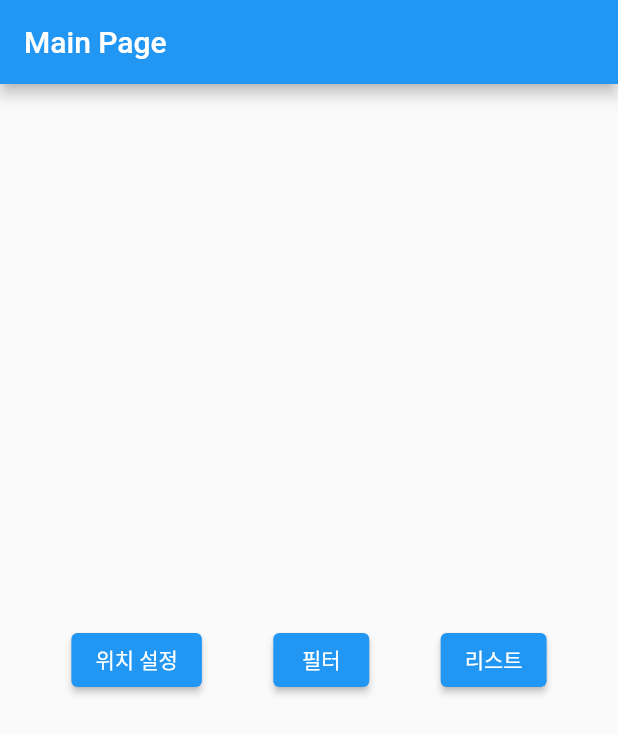
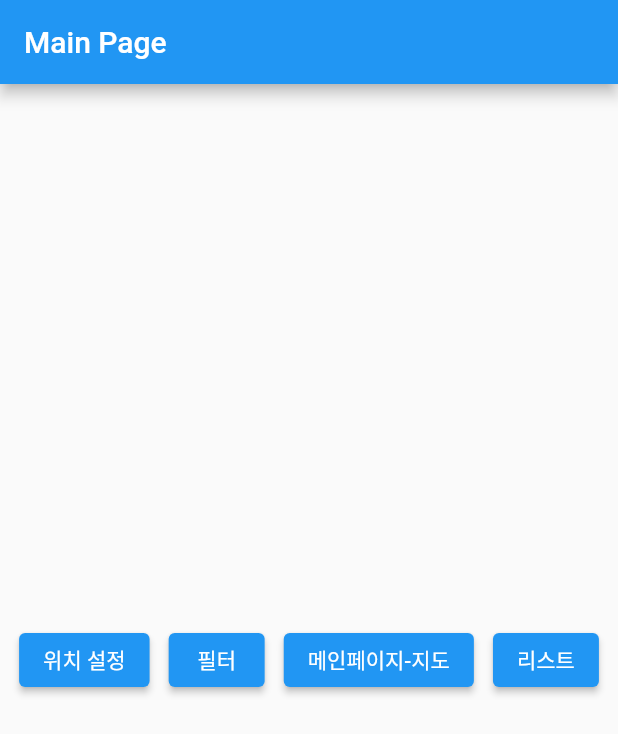
Before and after one commit to TodayMeet/Front, a Flutter app: the screen it shows after launch, on a phone screen of 412 x 824 dp. Shown: the top 734 px of the screen. Run offline on Flutter 3.47's test engine with Material 2 defaults, Android fonts, the phone set to English and light mode, and no system bars; our stand-ins replace calendar_date_picker2, geolocator, webview_flutter; missing offline and left inert: kakaomap_webview.

Commit message:
김혁 5/13까지 수정본 2

```diff
--- a/lib/main.dart
+++ b/lib/main.dart
@@ -1,6 +1,7 @@
 import 'package:flutter/material.dart';
 import 'setlocation.dart';
 import 'setFilter.dart';
+import 'mainPageMap.dart';
 import 'mainListBoard.dart';
 
 void main() {
@@ -14,7 +15,13 @@ class MyApp extends StatelessWidget {
   @override
   Widget build(BuildContext context) {
     return MaterialApp(
-      home:MainPage(),
+      builder: (context, child) {
+        return MediaQuery(      // 폰트 사이즈 일정하게 하기
+          data: MediaQuery.of(context).copyWith(textScaleFactor: 1),
+          child: child!,
+        );
+      },
+      home: MainPage(),
     );
   }
 }
@@ -39,7 +46,7 @@ class MainPage extends StatelessWidget {
                   onPressed: (){
                     Navigator.push(context,
                         MaterialPageRoute(
-                            builder: (context) => Location()));
+                            builder: (context) => LocationPage()));
                   },
                 ),
                 ElevatedButton(
@@ -49,6 +56,14 @@ class MainPage extends StatelessWidget {
                         MaterialPageRoute(
                             builder: (context) => Filter()));
                   },
+                ),
+                ElevatedButton(
+                  child: Text('메인페이지-지도'),
+                  onPressed: () {
+                    Navigator.push(context,
+                        MaterialPageRoute(
+                            builder: (context) => MainPageMap()));
+                  }
                 ),
                 ElevatedButton(
                   child: Text('리스트'),
```
Also changed, not shown: pubspec.lock.
